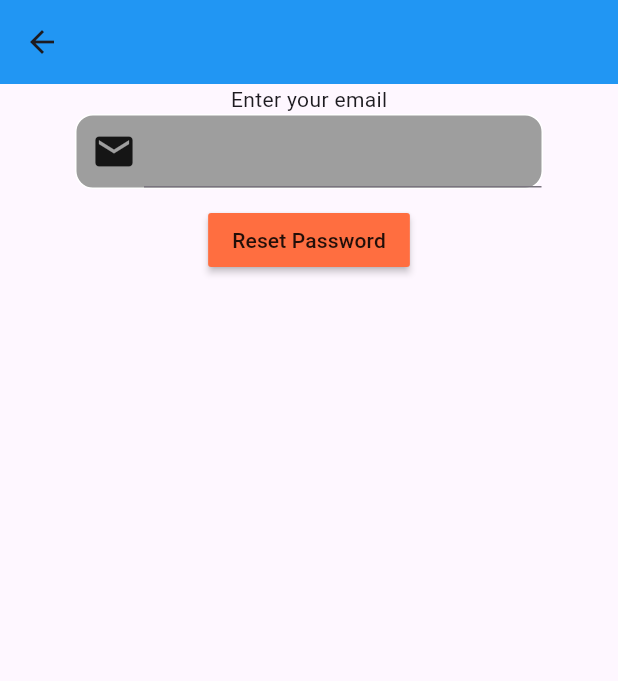
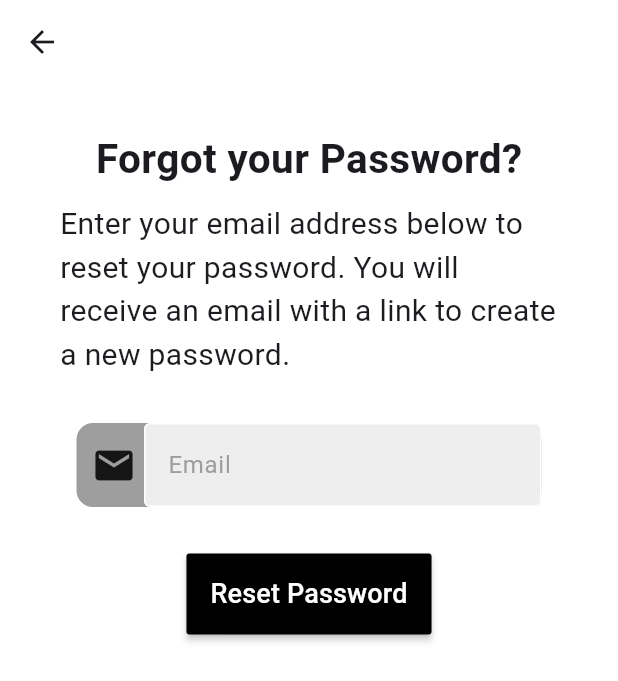
Before and after one commit to HalcyonAbsedion/BilMant2a, a Flutter app: the screen it shows after launch, after a tap on "Forgot Password?", on a phone screen of 412 x 824 dp. Shown: the top 681 px of the screen. Run offline on Flutter 3.47's test engine with Material 3 defaults, Android fonts, the phone set to English and light mode, and no system bars; our stand-ins replace cloud_firestore, firebase_auth, firebase_core, google_nav_bar, image_picker; accounts and stored records are empty.

Commit message:
updated forgot_pw_page

```diff
--- a/lib/pages/forgot_pw_page.dart
+++ b/lib/pages/forgot_pw_page.dart
@@ -1,3 +1,5 @@
+import 'dart:ui';
+
 import 'package:firebase_auth/firebase_auth.dart';
 import 'package:firebase_core/firebase_core.dart';
 import 'package:flutter/material.dart';
@@ -50,11 +52,27 @@ class _ForgotPasswordPageState extends State<ForgotPasswordPage> {
   Widget build(BuildContext context) {
     return Scaffold(
       appBar: AppBar(
-        backgroundColor: Colors.blue,
+        backgroundColor: Colors.white,
       ),
+      backgroundColor: Colors.white,
       body: Column(
         children: [
-          const Text('Enter your email'),
+          const SizedBox(height: 30),
+          const Text('Forgot your Password?',
+              style: TextStyle(
+                fontSize: 27,
+                fontWeight: FontWeight.bold,
+              )),
+          const SizedBox(height: 10),
+          Padding(
+            padding: const EdgeInsets.only(left: 40.0, right: 40.0),
+            child: const Text(
+                'Enter your email address below to reset your password. You will receive an email with a link to create a new password.',
+                style: TextStyle(
+                  fontSize: 20,
+                )),
+          ),
+          const SizedBox(height: 30),
           Padding(
             padding: const EdgeInsets.symmetric(horizontal: 50.0),
             child: Container(
@@ -75,19 +93,27 @@ class _ForgotPasswordPageState extends State<ForgotPasswordPage> {
                   Expanded(
                     child: Padding(
                         padding: const EdgeInsets.only(left: 5.0),
-                        child: TextField(controller: emailTextController)),
+                        child: MyTextField(
+                          controller: emailTextController,
+                          hintText: 'Email',
+                          obscureText: false,
+                        )),
                   ),
                 ],
               ),
             ),
           ),
           const SizedBox(
-            height: 10,
+            height: 30,
           ),
           MaterialButton(
-              onPressed: passwordReset,
-              child: Text('Reset Password'),
-              color: Colors.deepOrangeAccent)
+            onPressed: passwordReset,
+            child: Text(
+              'Reset Password',
+              style: TextStyle(color: Colors.white, height: 3, fontSize: 18),
+            ),
+            color: Colors.black,
+          )
         ],
       ),
     );
--- a/lib/pages/login_page.dart
+++ b/lib/pages/login_page.dart
@@ -275,7 +275,7 @@ class _LoginPageState extends State<LoginPage> {
                     child: GestureDetector(
                       onTap: widget.onTap,
                       child: const Center(
-                        child: const Text(
+                        child: Text(
                           'Sign up!',
                           style: TextStyle(
                               color: Colors.blue,
```
